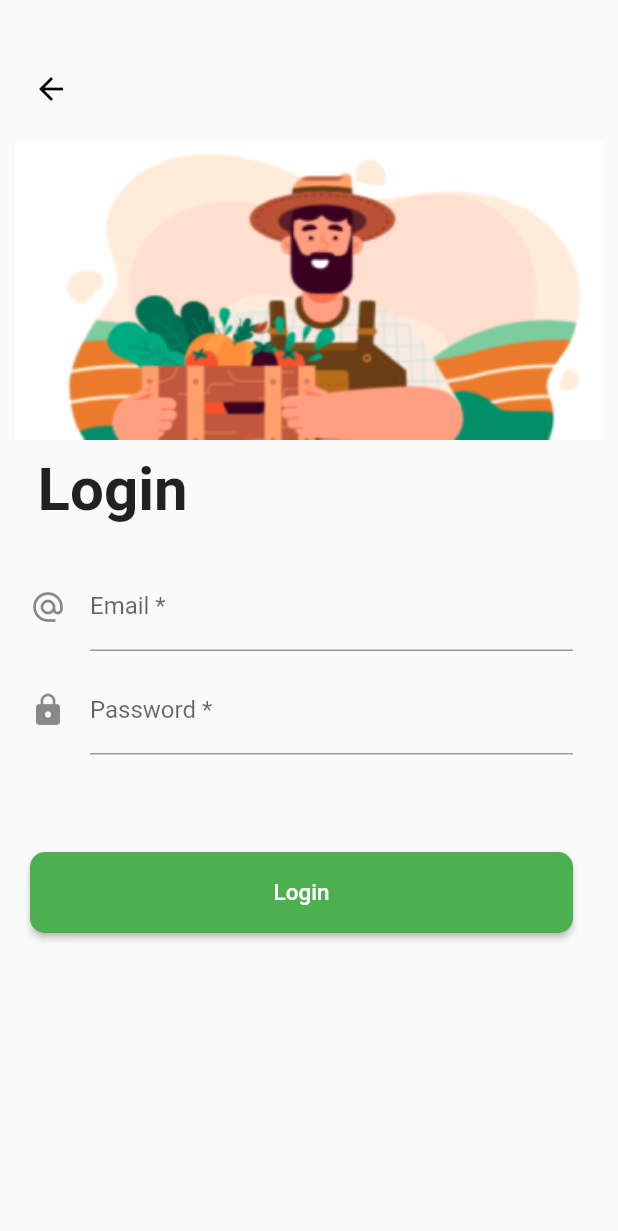
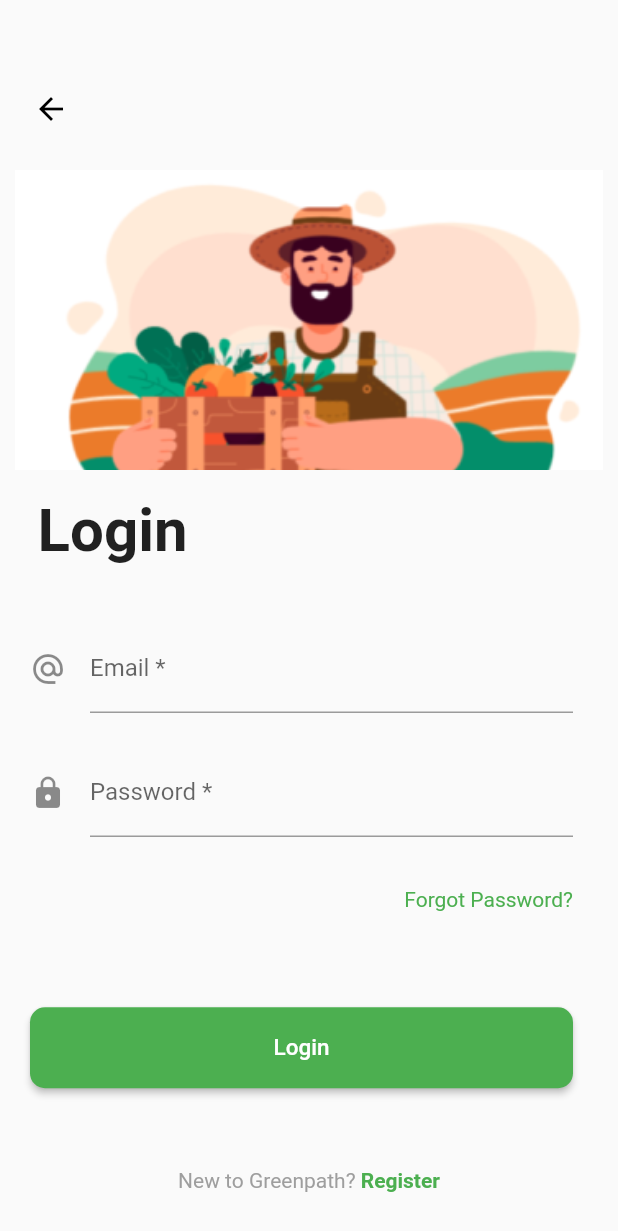
Before and after one commit to thushaltk/UOK-greenpath-project-20, a Flutter app: the screen it shows after launch, on a phone screen of 412 x 824 dp. Shown: the top 1231 px of the screen. Run offline on Flutter 3.47's test engine with Material 2 defaults, Android fonts, the light colour scheme and no system bars.

Commit message:
completed: login farmer screen

```diff
--- a/lib/screens/login-farmer-screen.dart
+++ b/lib/screens/login-farmer-screen.dart
@@ -11,6 +11,8 @@ class LoginFarmerScreen extends StatefulWidget {
 
 class _LoginFarmerScreenState extends State<LoginFarmerScreen> {
   late FocusNode myNode;
+  TextEditingController emailController = TextEditingController();
+  TextEditingController passwordController = TextEditingController();
 
   @override
   void initState() {
@@ -32,6 +34,7 @@ class _LoginFarmerScreenState extends State<LoginFarmerScreen> {
       width: double.infinity,
       height: double.infinity,
       child: Column(
+        mainAxisAlignment: MainAxisAlignment.spaceEvenly,
         crossAxisAlignment: CrossAxisAlignment.center,
         children: [
           SizedBox(
@@ -104,15 +107,23 @@ class _LoginFarmerScreenState extends State<LoginFarmerScreen> {
                 // This optional block of code can be used to run
                 // code when the user saves the form.
               },
-              validator: (String? value) {
-                return (value != null && value.contains('@'))
-                    ? 'Do not use the @ char.'
-                    : null;
-              },
             ),
           ),
           SizedBox(
-            height: 65,
+            height: 20,
+          ),
+          Padding(
+            padding: const EdgeInsets.only(right: 30.0),
+            child: Align(
+              alignment: Alignment.topRight,
+              child: Text(
+                'Forgot Password?',
+                style: TextStyle(color: Colors.green),
+              ),
+            ),
+          ),
+          SizedBox(
+            height: 50,
           ),
           Padding(
             padding: const EdgeInsets.only(left: 20.0, right: 30.0),
@@ -124,9 +135,10 @@ class _LoginFarmerScreenState extends State<LoginFarmerScreen> {
                       RoundedRectangleBorder(
                     borderRadius: BorderRadius.circular(10.0),
                   )),
-                  backgroundColor: MaterialStateProperty.all<Color>(Colors.green),
-                  padding:
-                      MaterialStateProperty.all<EdgeInsets>(EdgeInsets.all(18.0)),
+                  backgroundColor:
+                      MaterialStateProperty.all<Color>(Colors.green),
+                  padding: MaterialStateProperty.all<EdgeInsets>(
+                      EdgeInsets.all(18.0)),
                 ),
                 onPressed: () {},
                 child: Text('Login',
@@ -136,6 +148,27 @@ class _LoginFarmerScreenState extends State<LoginFarmerScreen> {
               ),
             ),
           ),
+          SizedBox(
+            height: 40,
+          ),
+          Row(
+            mainAxisAlignment: MainAxisAlignment.center,
+            crossAxisAlignment: CrossAxisAlignment.center,
+            children: [
+              Text(
+                'New to Greenpath? ',
+                style: TextStyle(color: Colors.grey),
+              ),
+              Text(
+                'Register',
+                style:
+                    TextStyle(color: Colors.green, fontWeight: FontWeight.bold),
+              ),
+            ],
+          ),
+          SizedBox(
+            height: 15,
+          ),
         ],
       ),
     ));
```
